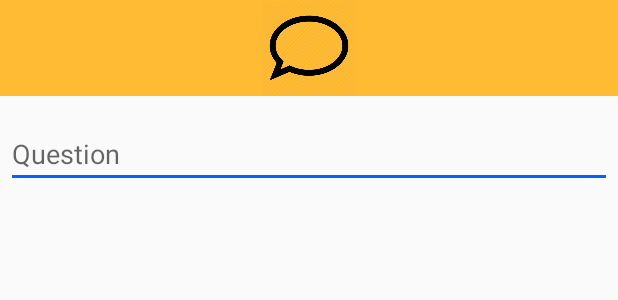
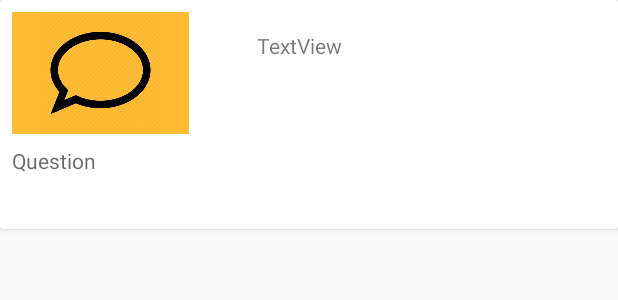
Before and after one commit to mdschleicher/NeverHaveIEver, an Android app: the layout ask_question.xml on its own in the app's theme, with its tools: preview values and no code run, on a phone screen of 412 x 824 dp. Shown: the top 300 px of the screen. Run offline under Robolectric (Android 15) with nearby library versions, the phone set to English and light mode, and no system bars.

```diff
--- a/app/build.gradle
+++ b/app/build.gradle
@@ -59,6 +59,9 @@ dependencies {
     implementation 'com.google.firebase:firebase-storage:16.0.1'
     implementation 'com.google.firebase:firebase-auth:16.0.1'
 
+    // picasso
+    implementation 'com.squareup.picasso:picasso:2.71828'
+
 }
 
 // more Firebase stuff.
--- a/app/src/main/java/edu/csula/cs/neverhaveiever/CreateUser.java
+++ b/app/src/main/java/edu/csula/cs/neverhaveiever/CreateUser.java
@@ -145,6 +145,7 @@ public class CreateUser extends AppCompatActivity {
                                     SharedPreferences.Editor editor = getSharedPreferences(MY_PREFS_NAME, MODE_PRIVATE).edit();
                                     editor.putString("user_key", key);
                                     editor.putString("user_image_url", downloadUri.toString());
+                                    editor.putString("user_name", name.getText().toString());
                                     editor.apply();
 
                                     startActivity(completed_Profile);
--- a/app/src/main/res/layout/ask_question.xml
+++ b/app/src/main/res/layout/ask_question.xml
@@ -1,24 +1,60 @@
-<LinearLayout xmlns:android="http://schemas.android.com/apk/res/android"
-    android:orientation="vertical"
-    android:layout_width="wrap_content"
-    android:layout_height="wrap_content">
+<?xml version="1.0" encoding="utf-8"?>
+<android.support.v7.widget.CardView xmlns:android="http://schemas.android.com/apk/res/android"
+    xmlns:app="http://schemas.android.com/apk/res-auto"
+    xmlns:tools="http://schemas.android.com/tools"
+    android:layout_width="match_parent"
+    android:layout_height="wrap_content"
+    android:orientation="vertical">
 
-    <ImageView
+    <android.support.constraint.ConstraintLayout
         android:layout_width="match_parent"
-        android:layout_height="64dp"
-        android:background="#FFFFBB33"
-        android:contentDescription="@string/app_name"
-        android:scaleType="fitCenter"
-        android:src="@drawable/chat" />
-    <EditText
-        android:id="@+id/game_input_question"
-        android:inputType="textEmailAddress"
-        android:layout_width="match_parent"
-        android:layout_height="wrap_content"
-        android:layout_marginTop="16dp"
-        android:layout_marginLeft="4dp"
-        android:layout_marginRight="4dp"
-        android:layout_marginBottom="4dp"
-        android:hint="@string/question" />
+        android:layout_height="match_parent">
 
-</LinearLayout>
+        <ImageView
+            android:id="@+id/question_person"
+            android:layout_width="118dp"
+            android:layout_height="81dp"
+            android:layout_marginLeft="8dp"
+            android:layout_marginStart="8dp"
+            android:layout_marginTop="8dp"
+            android:background="#FFFFBB33"
+            android:contentDescription="@string/app_name"
+            android:scaleType="fitCenter"
+            android:src="@drawable/chat"
+            app:layout_constraintStart_toStartOf="parent"
+            app:layout_constraintTop_toTopOf="parent" />
+
+        <TextView
+            android:id="@+id/question_name"
+            android:layout_width="115dp"
+            android:layout_height="47dp"
+            android:layout_marginBottom="8dp"
+            android:layout_marginLeft="8dp"
+            android:layout_marginStart="8dp"
+            android:layout_marginTop="8dp"
+            android:hint="@string/question"
+            android:inputType="textEmailAddress"
+            app:layout_constraintBottom_toBottomOf="parent"
+            app:layout_constraintStart_toStartOf="parent"
+            app:layout_constraintTop_toBottomOf="@+id/question_person" />
+
+        <TextView
+            android:id="@+id/question_question"
+            android:layout_width="195dp"
+            android:layout_height="111dp"
+            android:layout_marginBottom="8dp"
+            android:layout_marginEnd="8dp"
+            android:layout_marginLeft="8dp"
+            android:layout_marginRight="8dp"
+            android:layout_marginStart="8dp"
+            android:layout_marginTop="8dp"
+            android:text="TextView"
+            app:layout_constraintBottom_toBottomOf="parent"
+            app:layout_constraintEnd_toEndOf="parent"
+            app:layout_constraintStart_toEndOf="@+id/question_person"
+            app:layout_constraintTop_toTopOf="parent" />
+
+
+    </android.support.constraint.ConstraintLayout>
+
+</android.support.v7.widget.CardView>
```
Also changed, not shown: app/src/main/java/edu/csula/cs/neverhaveiever/GameActivity.java (+53 -3 lines), app/src/main/java/edu/csula/cs/neverhaveiever/QuestionAdapter.java (added, +110 -0 lines), app/src/main/java/edu/csula/cs/neverhaveiever/models/Question.java (+22 -1 lines), app/src/main/res/layout/game.xml (+18 -2 lines).
